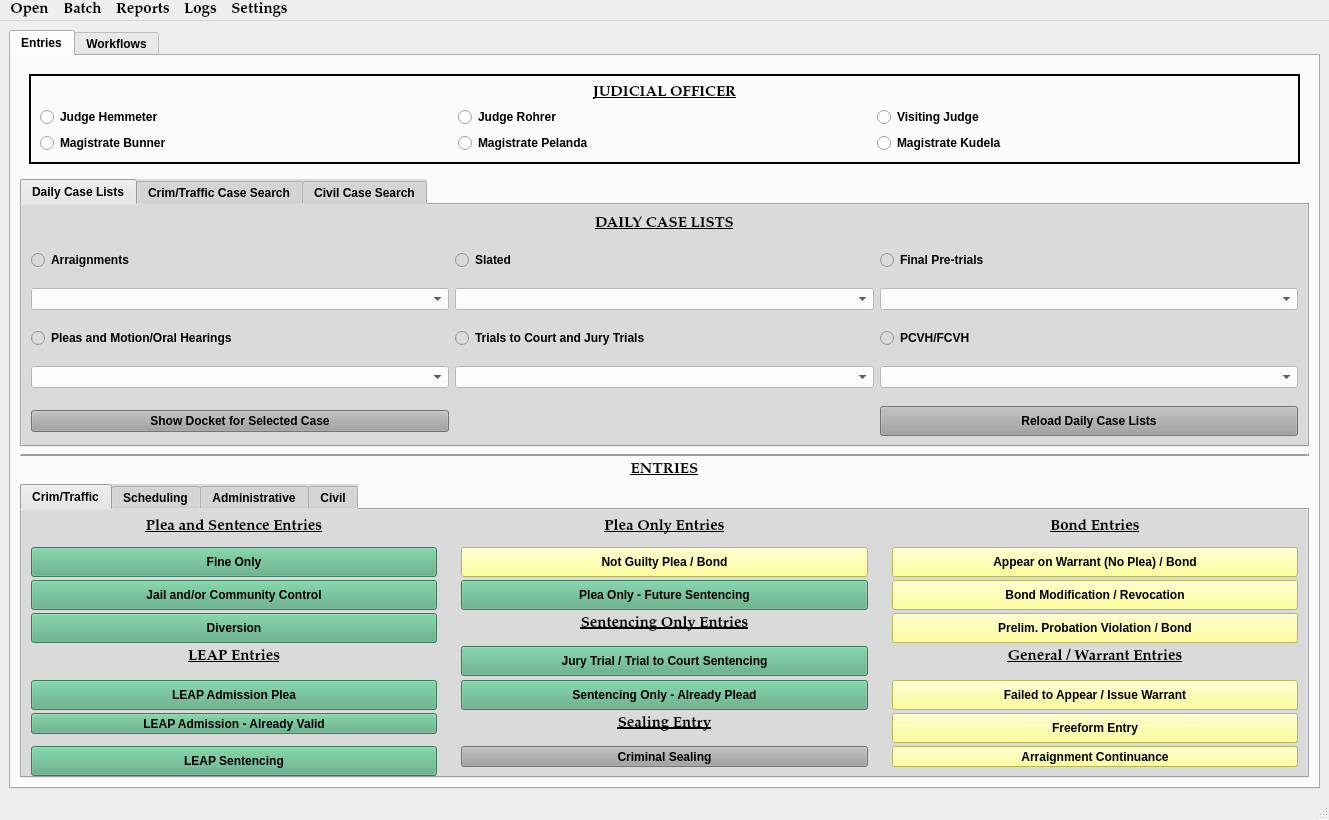
The window that munientry/views/ui/MainWindow.ui (HunterProgram22/MuniEntry) describes before a commit, drawn with Qt 5.
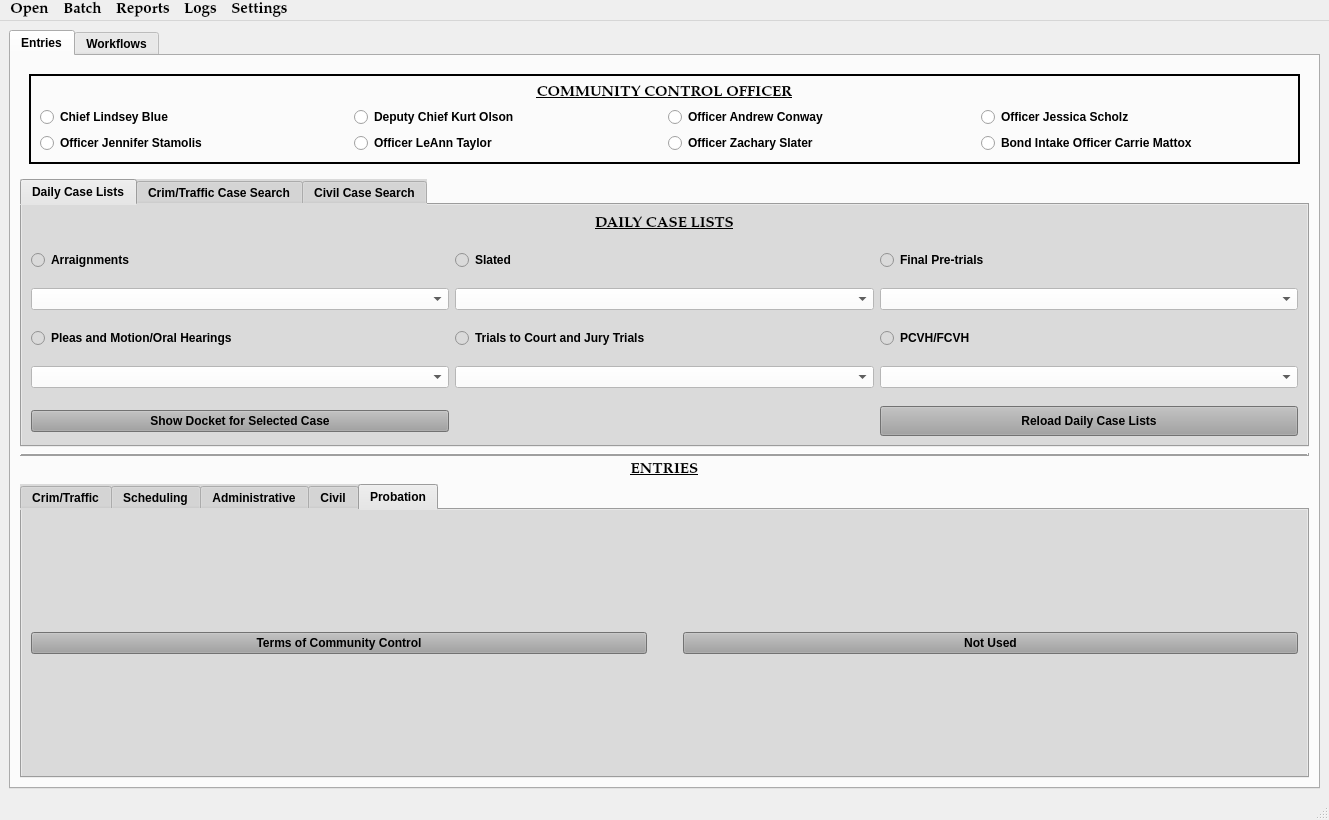
The same window after the commit. The open tabs and pages were chosen to show the change. Custom widgets are drawn as their Qt base class.

Commit message: Starting officer refactor to use when adding probation.

The edit to the form file:
```diff
--- a/munientry/views/ui/MainWindow.ui
+++ b/munientry/views/ui/MainWindow.ui
@@ -1238,6 +1238,36 @@
               </item>
              </layout>
             </widget>
+            <widget class="QWidget" name="probation_tab">
+             <attribute name="title">
+              <string>Probation</string>
+             </attribute>
+             <layout class="QGridLayout" name="gridLayout_28">
+              <property name="horizontalSpacing">
+               <number>36</number>
+              </property>
+              <item row="0" column="0">
+               <widget class="QPushButton" name="terms_comm_control_button">
+                <property name="styleSheet">
+                 <string notr="true">background-color: rgb(160, 160, 160);</string>
+                </property>
+                <property name="text">
+                 <string>Terms of Community Control</string>
+                </property>
+               </widget>
+              </item>
+              <item row="0" column="1">
+               <widget class="QPushButton" name="pushButton_3">
+                <property name="styleSheet">
+                 <string notr="true">background-color: rgb(160, 160, 160);</string>
+                </property>
+                <property name="text">
+                 <string>Not Used</string>
+                </property>
+               </widget>
+              </item>
+             </layout>
+            </widget>
            </widget>
           </item>
          </layout>
@@ -1411,6 +1441,111 @@
             </item>
            </layout>
           </widget>
+          <widget class="QWidget" name="comm_control_officers_stack">
+           <layout class="QGridLayout" name="gridLayout_30">
+            <item row="0" column="0">
+             <widget class="QFrame" name="comm_control_officers_frame">
+              <property name="frameShape">
+               <enum>QFrame::Box</enum>
+              </property>
+              <property name="frameShadow">
+               <enum>QFrame::Plain</enum>
+              </property>
+              <property name="lineWidth">
+               <number>2</number>
+              </property>
+              <layout class="QGridLayout" name="gridLayout_32">
+               <item row="0" column="0">
+                <layout class="QGridLayout" name="gridLayout_31">
+                 <item row="1" column="2">
+                  <widget class="QRadioButton" name="officer_one_button">
+                   <property name="text">
+                    <string>Officer Andrew Conway</string>
+                   </property>
+                  </widget>
+                 </item>
+                 <item row="2" column="1">
+                  <widget class="QRadioButton" name="officer_four_button">
+                   <property name="text">
+                    <string>Officer LeAnn Taylor</string>
+                   </property>
+                  </widget>
+                 </item>
+                 <item row="2" column="0">
+                  <widget class="QRadioButton" name="officer_three_button">
+                   <property name="text">
+                    <string>Officer Jennifer Stamolis</string>
+                   </property>
+                  </widget>
+                 </item>
+                 <item row="2" column="2">
+                  <widget class="QRadioButton" name="officer_five_button">
+                   <property name="text">
+                    <string>Officer Zachary Slater</string>
+                   </property>
+                  </widget>
+                 </item>
+                 <item row="1" column="0">
+                  <widget class="QRadioButton" name="chief_officer_button">
+                   <property name="text">
+                    <string>Chief Lindsey Blue</string>
+                   </property>
+                  </widget>
+                 </item>
+                 <item row="1" column="1">
+                  <widget class="QRadioButton" name="deputy_chief_officer_button">
+                   <property name="text">
+                    <string>Deputy Chief Kurt Olson</string>
+                   </property>
+                  </widget>
+                 </item>
+                 <item row="1" column="3">
+                  <widget class="QRadioButton" name="officer_two_button">
+                   <property name="text">
+                    <string>Officer Jessica Scholz</string>
+                   </property>
+                  </widget>
+                 </item>
+                 <item row="0" column="0" colspan="4">
+                  <widget class="QLabel" name="label_32">
+                   <property name="maximumSize">
+                    <size>
+                     <width>16777215</width>
+                     <height>120</height>
+                    </size>
+                   </property>
+                   <property name="font">
+                    <font>
+                     <family>Palatino Linotype</family>
+                     <pointsize>11</pointsize>
+                     <weight>75</weight>
+                     <italic>false</italic>
+                     <bold>true</bold>
+                     <underline>true</underline>
+                    </font>
+                   </property>
+                   <property name="text">
+                    <string>COMMUNITY CONTROL OFFICER</string>
+                   </property>
+                   <property name="alignment">
+                    <set>Qt::AlignCenter</set>
+                   </property>
+                  </widget>
+                 </item>
+                 <item row="2" column="3">
+                  <widget class="QRadioButton" name="bond_officer_button">
+                   <property name="text">
+                    <string>Bond Intake Officer Carrie Mattox</string>
+                   </property>
+                  </widget>
+                 </item>
+                </layout>
+               </item>
+              </layout>
+             </widget>
+            </item>
+           </layout>
+          </widget>
           <widget class="QWidget" name="admin_staff_Stack">
            <layout class="QGridLayout" name="gridLayout_16">
             <item row="0" column="0">
```
Left out of the diff: 130 changed lines with no effect on the pictures. The commit also changes 3 other files.
